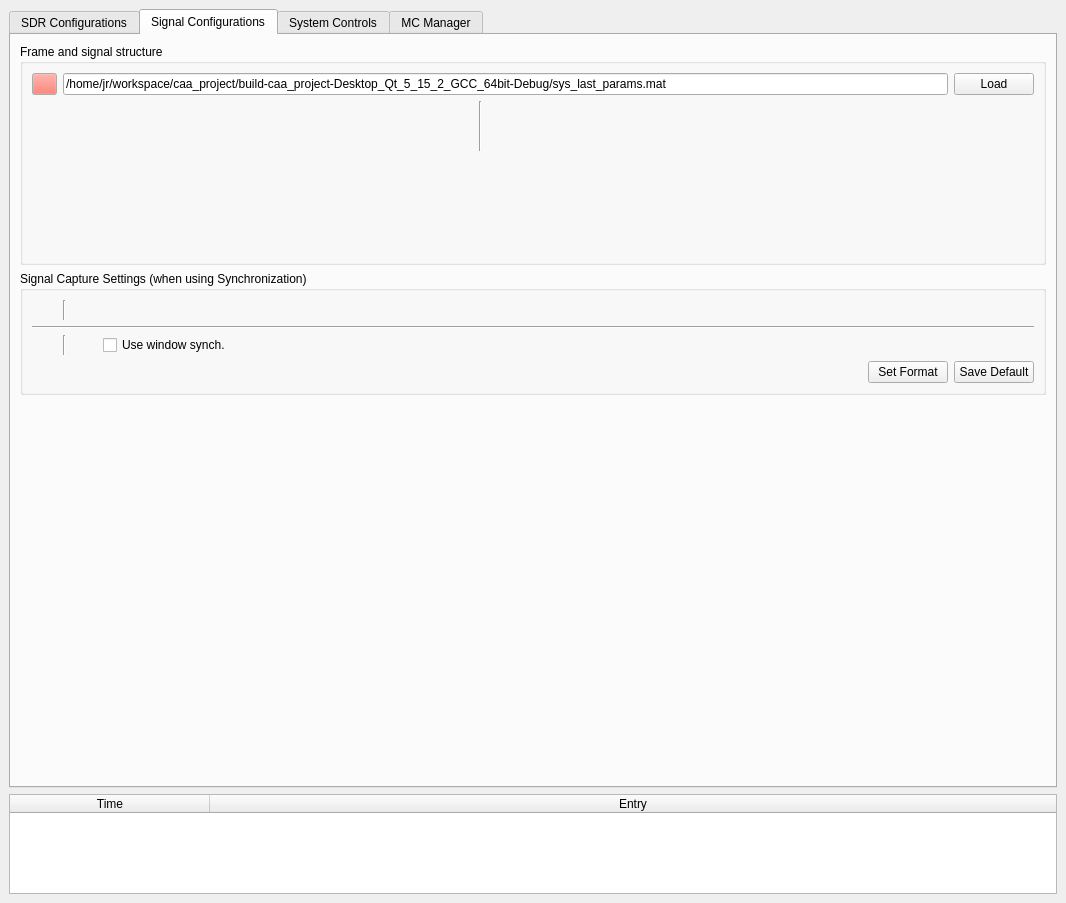
jranstrom/usrp_caa_ui, file caa_project/maingui.ui: the form before one commit.
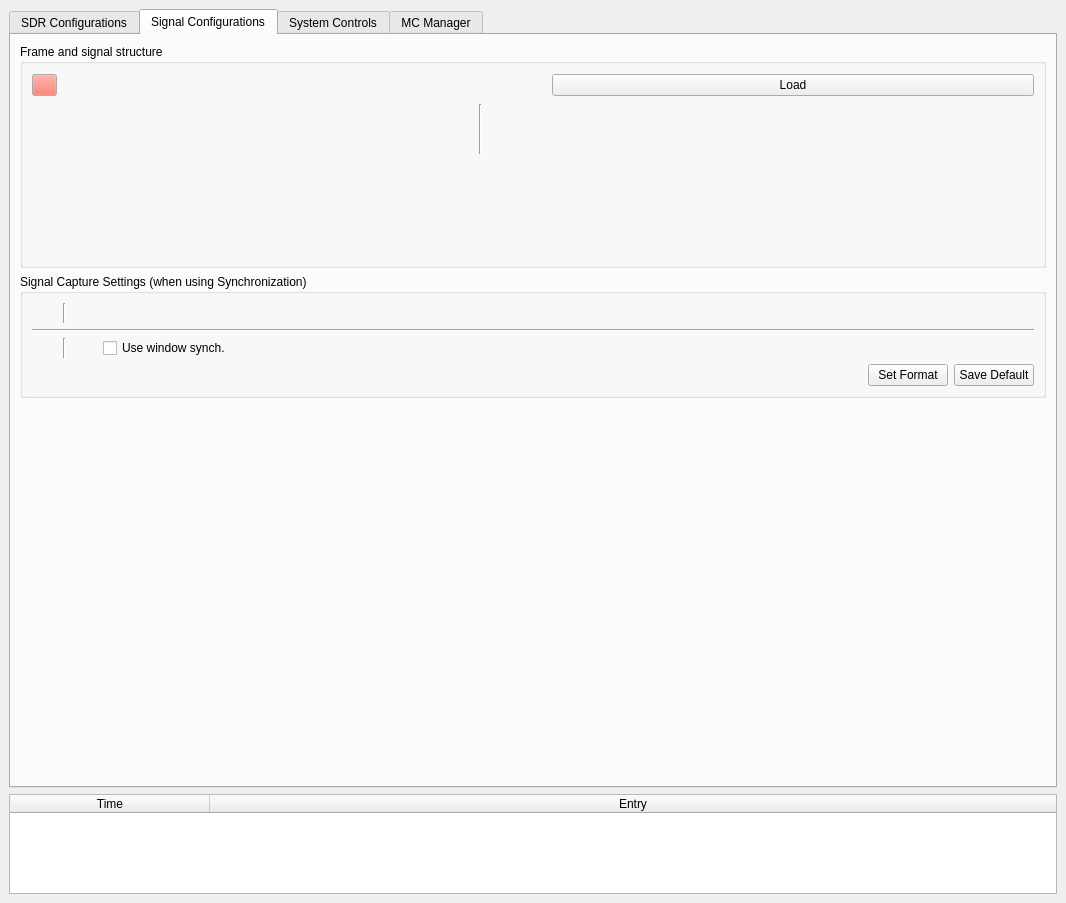
The form after the commit. Custom widgets are drawn as their Qt base class.

Commit message: GUI conf. file now works with text fields and spin boxes

```diff
--- a/caa_project/maingui.ui
+++ b/caa_project/maingui.ui
@@ -458,9 +458,12 @@
               </widget>
              </item>
              <item>
-              <widget class="QLineEdit" name="lineEdit_sig_config">
-               <property name="text">
-                <string>/home/jr/workspace/caa_project/build-caa_project-Desktop_Qt_5_15_2_GCC_64bit-Debug/sys_last_params.mat</string>
+              <widget class="LabelandFieldWidget" name="lafw_signal_config" native="true">
+               <property name="minimumSize">
+                <size>
+                 <width>25</width>
+                 <height>25</height>
+                </size>
                </property>
               </widget>
              </item>
```
The commit also changes 5 other files.
